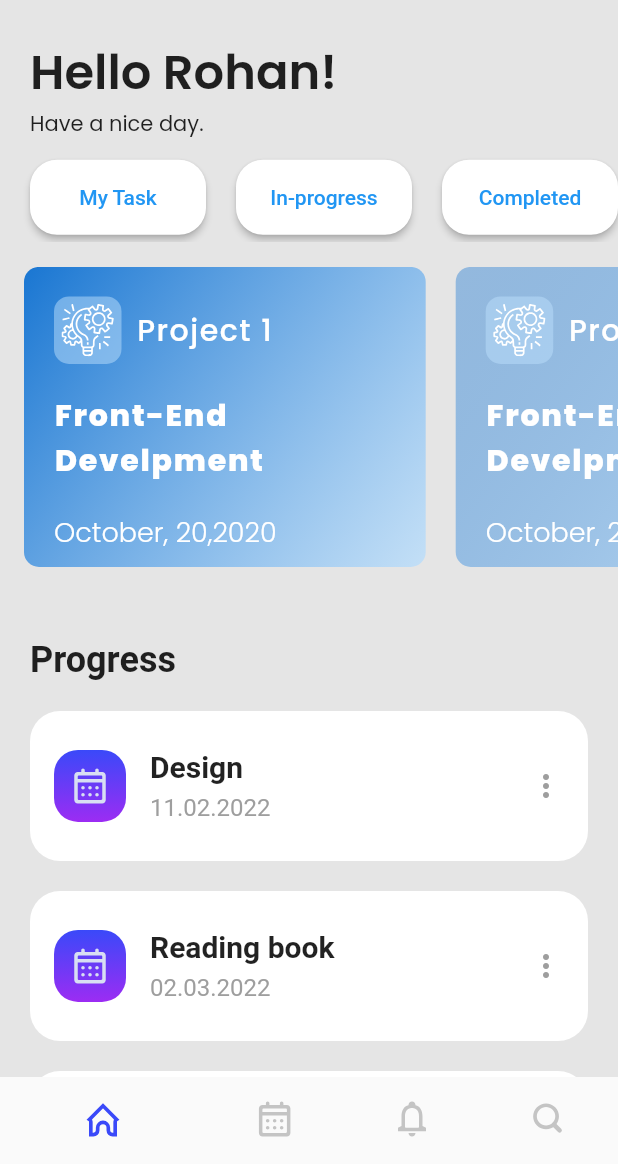
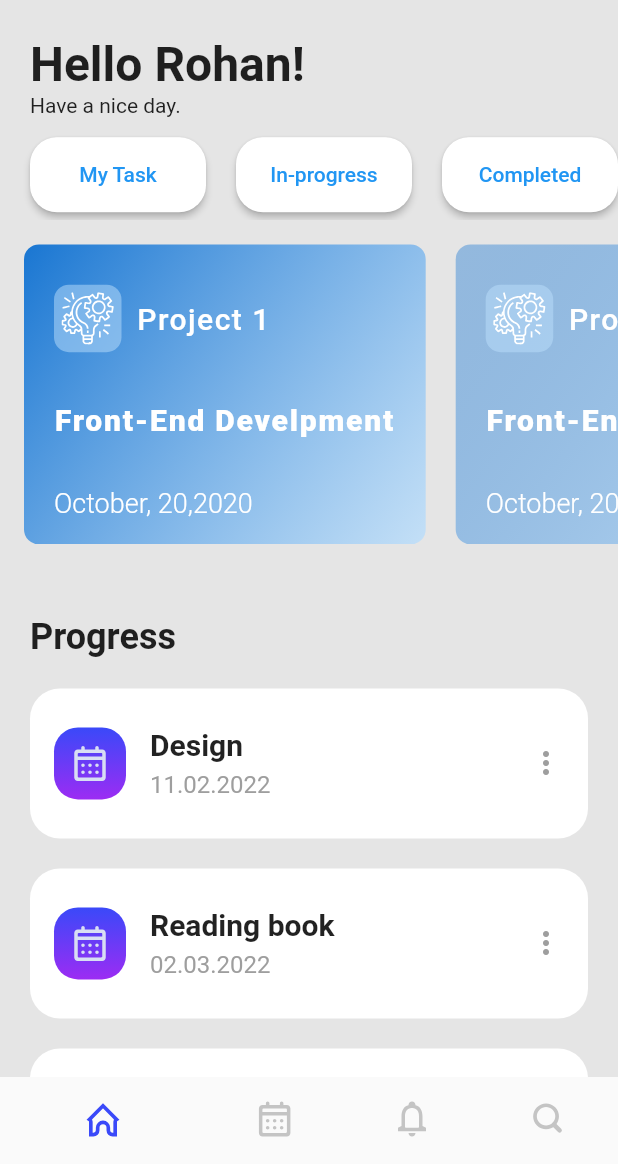
Before and after one commit to ZayniddinMamarasulov/task-manager, a Flutter app: the screen it shows after launch, on a phone screen of 412 x 824 dp, the part 72-1236 px from its top. Run offline on Flutter 3.47's test engine with Material 2 defaults, Android fonts, the phone set to English and light mode, and no system bars; our stand-ins replace flutter_svg, table_calendar.

Commit message:
ui finished

```diff
--- a/lib/ui/home_page/widgets/card_project_list.dart
+++ b/lib/ui/home_page/widgets/card_project_list.dart
@@ -1,6 +1,5 @@
 import 'package:flutter/material.dart';
 import 'package:flutter_svg/svg.dart';
-import 'package:google_fonts/google_fonts.dart';
 
 class CardProjectList extends StatelessWidget {
   const CardProjectList({
@@ -60,7 +59,7 @@ class CardProjectList extends StatelessWidget {
                         const SizedBox(width: 10),
                         Text(
                           "Project 1",
-                          style: GoogleFonts.poppins(
+                          style: TextStyle(
                             fontSize: 20,
                             letterSpacing: 1,
                             fontWeight: FontWeight.w500,
@@ -70,18 +69,22 @@ class CardProjectList extends StatelessWidget {
                       ],
                     ),
                     Text("Front-End Develpment",
-                        style: GoogleFonts.poppins(
+                        style: TextStyle(
                           fontSize: 20,
                           letterSpacing: 1.2,
                           fontWeight: FontWeight.w800,
                           color: Colors.white,
                         )),
                     Text("October, 20,2020",
-                        style: GoogleFonts.poppins(
-                          fontSize: 18,
-                          fontWeight: FontWeight.w300,
-                          color: Colors.white,
-                        )),
+                        // style: GoogleFonts.poppins(
+                        //   fontSize: 18,
+                        //   fontWeight: FontWeight.w300,
+                        //   color: Colors.white,
+                        // )),
+                        style: TextStyle(
+                            fontSize: 18,
+                            fontWeight: FontWeight.w300,
+                            color: Colors.white)),
                   ],
                 ),
               ),
--- a/lib/ui/home_page/widgets/column_text.dart
+++ b/lib/ui/home_page/widgets/column_text.dart
@@ -9,15 +9,16 @@ Widget columnText(context, text1, text2) {
     child: Column(
       crossAxisAlignment: CrossAxisAlignment.start,
       children: [
-        customText(
-          context,
+        // customText(
+        Text(
           text1,
-          const TextStyle(
+          style: const TextStyle(
             fontSize: 32,
             fontWeight: FontWeight.w600,
           ),
         ),
-        customText(context, text2, Theme.of(context).textTheme.bodyText2),
+        // customText(context, text2, Theme.of(context).textTheme.bodyText2),
+        Text(text2, style: Theme.of(context).textTheme.bodyText2),
       ],
     ),
   );
--- a/lib/ui/home_page/widgets/custom_text.dart
+++ b/lib/ui/home_page/widgets/custom_text.dart
@@ -1,9 +1,8 @@
 import 'package:flutter/material.dart';
-import 'package:google_fonts/google_fonts.dart';
 
 Widget customText(context, text, textStyle) {
   return Text(
     text, //"Hello Rohan!",
-    style: GoogleFonts.poppins(textStyle: textStyle),
+    // style: GoogleFonts.poppins(textStyle: textStyle),
   );
 }
--- a/lib/ui/theme/app_theme.dart
+++ b/lib/ui/theme/app_theme.dart
@@ -5,7 +5,7 @@ import 'app_colors.dart';
 class AppTheme {
   const AppTheme._();
 
-  static final lightTeme = ThemeData(
+  static final lightTheme = ThemeData(
       backgroundColor: AppColors.lightBackgroundColor,
       primaryColorLight: AppColors.lightTopGradient,
       primaryColorDark: AppColors.lightbottomGradient,
--- a/pubspec.yaml
+++ b/pubspec.yaml
@@ -39,7 +39,7 @@ dependencies:
     sdk: flutter
   flutter_svg: ^1.0.3
   intl:
-  google_fonts: ^2.2.0
+#  google_fonts: ^2.2.0
 
 
 dev_dependencies:
```
Also changed, not shown: pubspec.lock, 2 other files.
